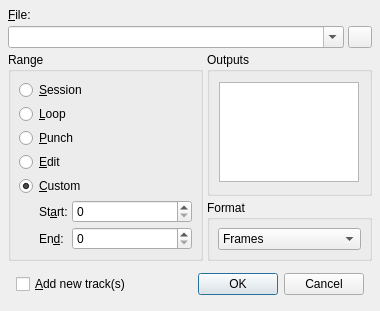
Before: the Qt Designer form src/qtractorExportForm.ui in rncbc/qtractor, drawn with Qt 5.
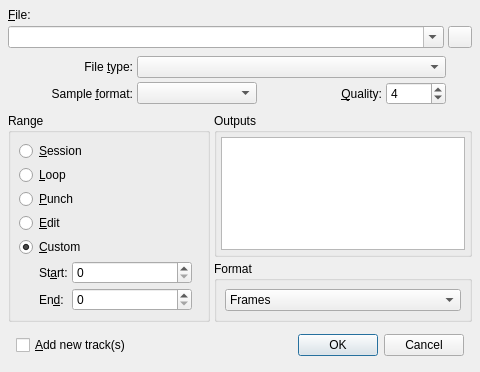
After: the same form once the commit is applied. Icons and pictures are not drawn. Custom widgets are drawn as their Qt base class.

Commit message: - Export file type, format and quality are now specific options on   the Track/Export Tracks.../Audio, MIDI dialogs. (EXPERIMENTAL)

The edit to the form file:
```diff
--- a/src/qtractorExportForm.ui
+++ b/src/qtractorExportForm.ui
@@ -26,8 +26,8 @@
    <rect>
     <x>0</x>
     <y>0</y>
-    <width>380</width>
-    <height>280</height>
+    <width>480</width>
+    <height>240</height>
    </rect>
   </property>
   <property name="focusPolicy">
@@ -40,12 +40,6 @@
    <iconset resource="qtractor.qrc">:/images/qtractor.png</iconset>
   </property>
   <layout class="QGridLayout">
-   <property name="margin">
-    <number>8</number>
-   </property>
-   <property name="spacing">
-    <number>4</number>
-   </property>
    <item row="0" column="0" colspan="2">
     <widget class="QLabel" name="ExportPathTextLabel">
      <property name="text">
@@ -69,7 +63,7 @@
        <property name="minimumSize">
         <size>
          <width>320</width>
-         <height>0</height>
+         <height>22</height>
         </size>
        </property>
        <property name="toolTip">
@@ -107,13 +101,227 @@
      </item>
     </layout>
    </item>
-   <item row="2" column="0" rowspan="2">
+   <item row="2" column="0" colspan="2">
+    <widget class="QStackedWidget" name="ExportTypeWidget">
+     <widget class="QWidget" name="AudioExportTypePage">
+      <layout class="QGridLayout">
+       <property name="spacing">
+        <number>4</number>
+       </property>
+       <property name="margin">
+        <number>4</number>
+       </property>
+       <item row="0" column="0">
+        <widget class="QLabel" name="AudioExportTypeTextLabel">
+         <property name="font">
+          <font>
+           <weight>50</weight>
+           <bold>false</bold>
+          </font>
+         </property>
+         <property name="alignment">
+          <set>Qt::AlignRight|Qt::AlignVCenter</set>
+         </property>
+         <property name="text">
+          <string>File &amp;type:</string>
+         </property>
+         <property name="buddy">
+          <cstring>AudioExportTypeComboBox</cstring>
+         </property>
+        </widget>
+       </item>
+       <item row="0" column="1" colspan="3">
+        <widget class="QComboBox" name="AudioExportTypeComboBox">
+         <property name="font">
+          <font>
+           <weight>50</weight>
+           <bold>false</bold>
+          </font>
+         </property>
+         <property name="toolTip">
+          <string>Audio file type to use on export</string>
+         </property>
+        </widget>
+       </item>
+       <item row="1" column="0">
+        <widget class="QLabel" name="AudioExportFormatTextLabel">
+         <property name="font">
+          <font>
+           <weight>50</weight>
+           <bold>false</bold>
+          </font>
+         </property>
+         <property name="alignment">
+          <set>Qt::AlignRight|Qt::AlignVCenter</set>
+         </property>
+         <property name="text">
+          <string>Sample &amp;format:</string>
+         </property>
+         <property name="buddy">
+          <cstring>AudioExportFormatComboBox</cstring>
+         </property>
+        </widget>
+       </item>
+       <item row="1" column="1">
+        <widget class="QComboBox" name="AudioExportFormatComboBox">
+         <property name="font">
+          <font>
+           <weight>50</weight>
+           <bold>false</bold>
+          </font>
+         </property>
+         <property name="toolTip">
+          <string>Audio sample format to use on export</string>
+         </property>
+        </widget>
+       </item>
+       <item row="1" column="2">
+        <widget class="QLabel" name="AudioExportQualityTextLabel">
+         <property name="font">
+          <font>
+           <weight>50</weight>
+           <bold>false</bold>
+          </font>
+         </property>
+         <property name="alignment">
+          <set>Qt::AlignRight|Qt::AlignVCenter</set>
+         </property>
+         <property name="text">
+          <string>&amp;Quality:</string>
+         </property>
+         <property name="buddy">
+          <cstring>AudioExportQualitySpinBox</cstring>
+         </property>
+        </widget>
+       </item>
+       <item row="1" column="3">
+        <widget class="QSpinBox" name="AudioExportQualitySpinBox">
+         <property name="maximumSize">
+          <size>
+           <width>60</width>
+           <height>32767</height>
+          </size>
+         </property>
+         <property name="font">
+          <font>
+           <weight>50</weight>
+           <bold>false</bold>
+          </font>
+         </property>
+         <property name="toolTip">
+          <string>Audio compression quality to use on export</string>
+         </property>
+         <property name="suffix">
+          <string/>
+         </property>
+         <property name="minimum">
+          <number>1</number>
+         </property>
+         <property name="maximum">
+          <number>9</number>
+         </property>
+         <property name="singleStep">
+          <number>1</number>
+         </property>
+         <property name="value">
+          <number>4</number>
+         </property>
+        </widget>
+       </item>
+       <item row="0" column="4" rowspan="2">
+        <spacer>
+         <property name="orientation">
+          <enum>Qt::Horizontal</enum>
+         </property>
+         <property name="sizeType">
+          <enum>QSizePolicy::Fixed</enum>
+         </property>
+         <property name="sizeHint">
+          <size>
+           <width>22</width>
+           <height>22</height>
+          </size>
+         </property>
+        </spacer>
+       </item>
+      </layout>
+     </widget>
+     <widget class="QWidget" name="MidiExportTypePage">
+      <layout class="QGridLayout">
+       <property name="spacing">
+        <number>4</number>
+       </property>
+       <property name="margin">
+        <number>4</number>
+       </property>
+       <item row="0" column="0" colspan="2">
+        <widget class="QLabel" name="MidiExportFormatTextLabel">
+         <property name="font">
+          <font>
+           <weight>50</weight>
+           <bold>false</bold>
+          </font>
+         </property>
+         <property name="alignment">
+          <set>Qt::AlignRight|Qt::AlignVCenter</set>
+         </property>
+         <property name="text">
+          <string>File &amp;format:</string>
+         </property>
+         <property name="buddy">
+          <cstring>MidiExportFormatComboBox</cstring>
+         </property>
+        </widget>
+       </item>
+       <item row="0" column="2">
+        <widget class="QComboBox" name="MidiExportFormatComboBox">
+         <property name="font">
+          <font>
+           <weight>50</weight>
+           <bold>false</bold>
+          </font>
+         </property>
+         <property name="toolTip">
+          <string>MIDI file format to use on export</string>
+         </property>
+        </widget>
+       </item>
+       <item row="0" column="3">
+        <spacer>
+         <property name="orientation">
+          <enum>Qt::Horizontal</enum>
+         </property>
+         <property name="sizeType">
+          <enum>QSizePolicy::Fixed</enum>
+         </property>
+         <property name="sizeHint">
+          <size>
+           <width>22</width>
+           <height>22</height>
+          </size>
+         </property>
+        </spacer>
+       </item>
+      </layout>
+     </widget>
+    </widget>
+   </item>
+   <item row="3" column="0" rowspan="2">
     <widget class="QGroupBox" name="ExportRangeGroupBox">
      <property name="title">
       <string>Range</string>
      </property>
      <layout class="QGridLayout">
-      <property name="margin">
+      <property name="leftMargin">
+       <number>8</number>
+      </property>
+      <property name="topMargin">
+       <number>8</number>
+      </property>
+      <property name="rightMargin">
+       <number>8</number>
+      </property>
+      <property name="bottomMargin">
        <number>8</number>
       </property>
       <property name="spacing">
@@ -192,7 +400,7 @@
         <property name="sizeType">
          <enum>QSizePolicy::Fixed</enum>
         </property>
-        <property name="sizeHint">
+        <property name="sizeHint" stdset="0">
          <size>
           <width>16</width>
           <height>16</height>
@@ -246,11 +454,30 @@
         </property>
        </widget>
       </item>
+      <item row="0" column="3" rowspan="7">
+       <spacer>
+        <property name="orientation">
+         <enum>Qt::Horizontal</enum>
+        </property>
+        <property name="sizeHint">
+         <size>
+          <width>20</width>
+          <height>20</height>
+         </size>
+        </property>
+       </spacer>
+      </item>
      </layout>
     </widget>
    </item>
-   <item row="2" column="1">
+   <item row="3" column="1">
     <widget class="QGroupBox" name="ExportBusGroupBox">
+     <property name="minimumSize">
+      <size>
+       <width>160</width>
+       <height>120</height>
+      </size>
+     </property>
      <property name="title">
       <string>Outputs</string>
      </property>
@@ -259,16 +486,10 @@
        <number>4</number>
       </property>
       <property name="margin">
-       <number>8</number>
+       <number>4</number>
       </property>
       <item>
        <widget class="QListWidget" name="ExportBusNameListBox">
-        <property name="maximumSize">
-         <size>
-          <width>140</width>
-          <height>100</height>
-         </size>
-        </property>
         <property name="toolTip">
          <string>Output bus names</string>
         </property>
@@ -280,7 +501,7 @@
      </layout>
     </widget>
    </item>
-   <item row="3" column="1">
+   <item row="4" column="1">
     <widget class="QGroupBox" name="FormatGroupBox">
      <property name="title">
       <string>Format</string>
@@ -311,7 +532,7 @@
      </layout>
     </widget>
    </item>
-   <item row="4" column="0" colspan="2">
+   <item row="5" column="0" colspan="2">
     <layout class="QHBoxLayout">
      <property name="spacing">
       <number>4</number>
```
Left out of the diff: 14 changed lines with no effect on the pictures. The commit also changes 20 other files.
